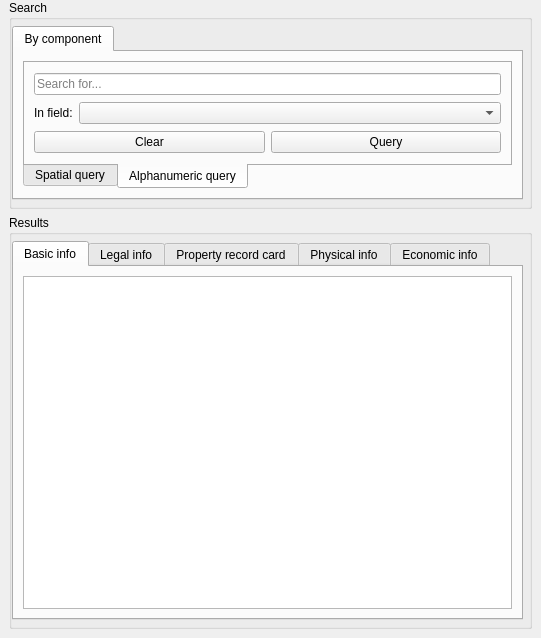
First picture: the form in asistente_ladm_col/ui/dockwidget_queries.ui, repository SwissTierrasColombia/Asistente-LADM-COL, before the edit.
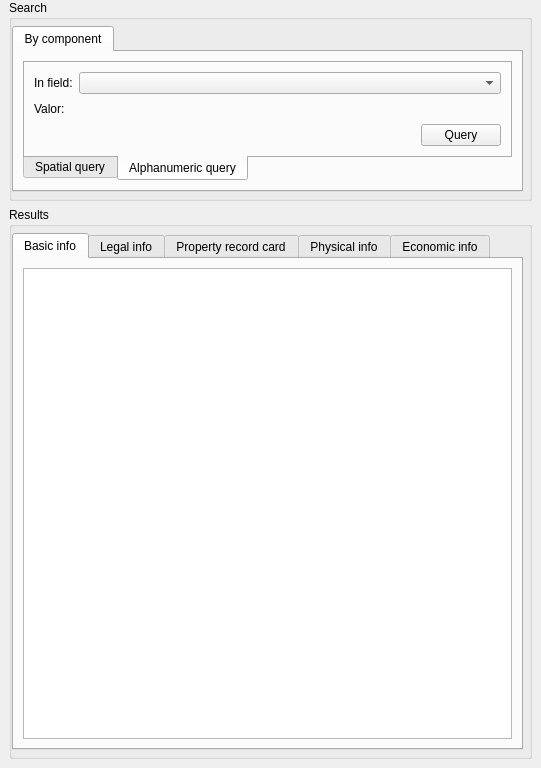
Second picture: the form after the edit. The open tabs and pages were chosen to show the change. Custom widgets are drawn as their Qt base class.

Commit message: [queries] Add autocomplete to alphanumeric searches; Zoom to related plots after an alphanumeric query

```diff
--- a/asistente_ladm_col/ui/dockwidget_queries.ui
+++ b/asistente_ladm_col/ui/dockwidget_queries.ui
@@ -7,13 +7,13 @@
     <x>0</x>
     <y>0</y>
     <width>541</width>
-    <height>638</height>
+    <height>768</height>
    </rect>
   </property>
   <property name="minimumSize">
    <size>
     <width>541</width>
-    <height>562</height>
+    <height>651</height>
    </size>
   </property>
   <property name="floating">
@@ -114,25 +114,7 @@
                <string>Alphanumeric query</string>
               </attribute>
               <layout class="QGridLayout" name="gridLayout_7">
-               <item row="2" column="0">
-                <layout class="QHBoxLayout" name="horizontalLayout_2">
-                 <item>
-                  <widget class="QPushButton" name="btn_clear_alphanumeric_query">
-                   <property name="text">
-                    <string>Clear</string>
-                   </property>
-                  </widget>
-                 </item>
-                 <item>
-                  <widget class="QPushButton" name="btn_alphanumeric_query">
-                   <property name="text">
-                    <string>Query</string>
-                   </property>
-                  </widget>
-                 </item>
-                </layout>
-               </item>
-               <item row="1" column="0">
+               <item row="0" column="0">
                 <layout class="QHBoxLayout" name="horizontalLayout">
                  <item>
                   <widget class="QLabel" name="label">
@@ -153,15 +135,65 @@
                  </item>
                 </layout>
                </item>
-               <item row="0" column="0">
-                <widget class="QLineEdit" name="txt_alphanumeric_query">
-                 <property name="text">
-                  <string/>
-                 </property>
-                 <property name="placeholderText">
-                  <string>Search for...</string>
-                 </property>
-                </widget>
+               <item row="1" column="0">
+                <layout class="QHBoxLayout" name="horizontalLayout_4">
+                 <item>
+                  <widget class="QLabel" name="label_3">
+                   <property name="sizePolicy">
+                    <sizepolicy hsizetype="Preferred" vsizetype="Preferred">
+                     <horstretch>0</horstretch>
+                     <verstretch>0</verstretch>
+                    </sizepolicy>
+                   </property>
+                   <property name="text">
+                    <string>Valor:</string>
+                   </property>
+                  </widget>
+                 </item>
+                 <item>
+                  <widget class="QgsFieldValuesLineEdit" name="txt_alphanumeric_query" native="true">
+                   <property name="sizePolicy">
+                    <sizepolicy hsizetype="MinimumExpanding" vsizetype="Preferred">
+                     <horstretch>0</horstretch>
+                     <verstretch>0</verstretch>
+                    </sizepolicy>
+                   </property>
+                   <property name="qgisRelation" stdset="0">
+                    <string notr="true"/>
+                   </property>
+                  </widget>
+                 </item>
+                </layout>
+               </item>
+               <item row="2" column="0">
+                <layout class="QHBoxLayout" name="horizontalLayout_2">
+                 <item>
+                  <spacer name="horizontalSpacer">
+                   <property name="orientation">
+                    <enum>Qt::Horizontal</enum>
+                   </property>
+                   <property name="sizeHint" stdset="0">
+                    <size>
+                     <width>40</width>
+                     <height>20</height>
+                    </size>
+                   </property>
+                  </spacer>
+                 </item>
+                 <item>
+                  <widget class="QPushButton" name="btn_alphanumeric_query">
+                   <property name="sizePolicy">
+                    <sizepolicy hsizetype="Maximum" vsizetype="Fixed">
+                     <horstretch>0</horstretch>
+                     <verstretch>0</verstretch>
+                    </sizepolicy>
+                   </property>
+                   <property name="text">
+                    <string>Query</string>
+                   </property>
+                  </widget>
+                 </item>
+                </layout>
                </item>
               </layout>
              </widget>
@@ -287,6 +319,13 @@
    </layout>
   </widget>
  </widget>
+ <customwidgets>
+  <customwidget>
+   <class>QgsFieldValuesLineEdit</class>
+   <extends>QWidget</extends>
+   <header>qgis.gui</header>
+  </customwidget>
+ </customwidgets>
  <resources/>
  <connections/>
 </ui>
```
The commit also changes 4 other files.
